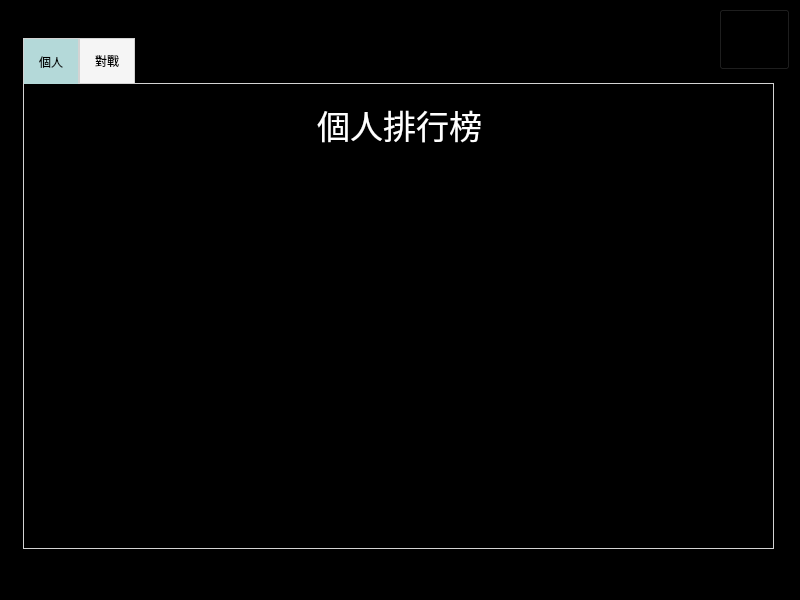
First picture: the form in client/views/ui_tetris.ui, repository mark0613/1111_NP_TetrisPlus, before the edit.
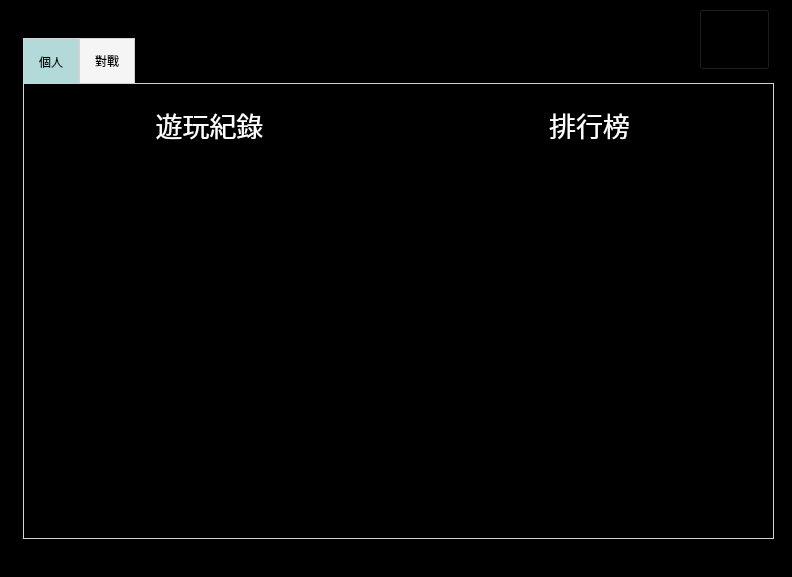
Second picture: the form after the edit. The open tabs and pages were chosen to show the change. Icons and pictures are not drawn.

Commit message: 修改排行榜頁面

```diff
--- a/client/views/ui_tetris.ui
+++ b/client/views/ui_tetris.ui
@@ -6,8 +6,8 @@
    <rect>
     <x>0</x>
     <y>0</y>
-    <width>800</width>
-    <height>600</height>
+    <width>792</width>
+    <height>577</height>
    </rect>
   </property>
   <property name="windowTitle">
@@ -1904,7 +1904,7 @@
         <x>24</x>
         <y>39</y>
         <width>751</width>
-        <height>511</height>
+        <height>501</height>
        </rect>
       </property>
       <property name="styleSheet">
@@ -1935,19 +1935,39 @@
        <attribute name="title">
         <string>個人</string>
        </attribute>
-       <widget class="QLabel" name="label_single_rank">
+       <widget class="QListWidget" name="list_record">
         <property name="geometry">
          <rect>
-          <x>220</x>
-          <y>10</y>
+          <x>10</x>
+          <y>70</y>
+          <width>371</width>
+          <height>371</height>
+         </rect>
+        </property>
+       </widget>
+       <widget class="QListWidget" name="list_single_rank">
+        <property name="geometry">
+         <rect>
+          <x>380</x>
+          <y>70</y>
+          <width>361</width>
+          <height>371</height>
+         </rect>
+        </property>
+       </widget>
+       <widget class="QLabel" name="label_record">
+        <property name="geometry">
+         <rect>
+          <x>30</x>
+          <y>20</y>
           <width>311</width>
-          <height>61</height>
+          <height>41</height>
          </rect>
         </property>
         <property name="font">
          <font>
           <family>Microsoft JhengHei</family>
-          <pointsize>25</pointsize>
+          <pointsize>20</pointsize>
           <weight>50</weight>
           <italic>false</italic>
           <bold>false</bold>
@@ -1955,10 +1975,39 @@
         </property>
         <property name="styleSheet">
          <string notr="true">color: rgb(255, 255, 255);
-font: 25pt &quot;Microsoft JhengHei&quot;;</string>
+font: 20pt &quot;Microsoft JhengHei&quot;;</string>
         </property>
         <property name="text">
-         <string>個人排行榜</string>
+         <string>遊玩紀錄</string>
+        </property>
+        <property name="alignment">
+         <set>Qt::AlignCenter</set>
+        </property>
+       </widget>
+       <widget class="QLabel" name="label_record_2">
+        <property name="geometry">
+         <rect>
+          <x>410</x>
+          <y>20</y>
+          <width>311</width>
+          <height>41</height>
+         </rect>
+        </property>
+        <property name="font">
+         <font>
+          <family>Microsoft JhengHei</family>
+          <pointsize>20</pointsize>
+          <weight>50</weight>
+          <italic>false</italic>
+          <bold>false</bold>
+         </font>
+        </property>
+        <property name="styleSheet">
+         <string notr="true">color: rgb(255, 255, 255);
+font: 20pt &quot;Microsoft JhengHei&quot;;</string>
+        </property>
+        <property name="text">
+         <string>排行榜</string>
         </property>
         <property name="alignment">
          <set>Qt::AlignCenter</set>
@@ -2008,7 +2057,7 @@
      <widget class="QPushButton" name="button_back_to_menu_in_rank">
       <property name="geometry">
        <rect>
-        <x>720</x>
+        <x>700</x>
         <y>10</y>
         <width>71</width>
         <height>61</height>
```
Left out of the diff: 16 changed lines with no effect on the pictures. The commit also changes 1 other file.
